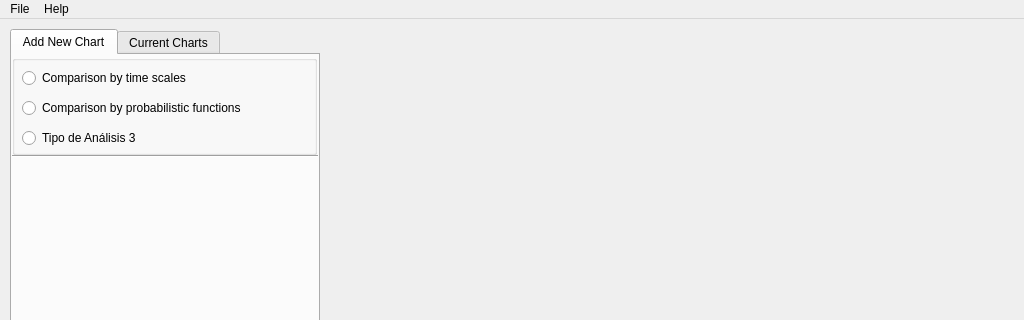
The window that wq_window.ui (vialrogo/Weight-Queue-Validator) describes before a commit, drawn with Qt 5; both pictures show x 0 to 1024 and y 0 to 320 of the 1024 by 720 pixel window.
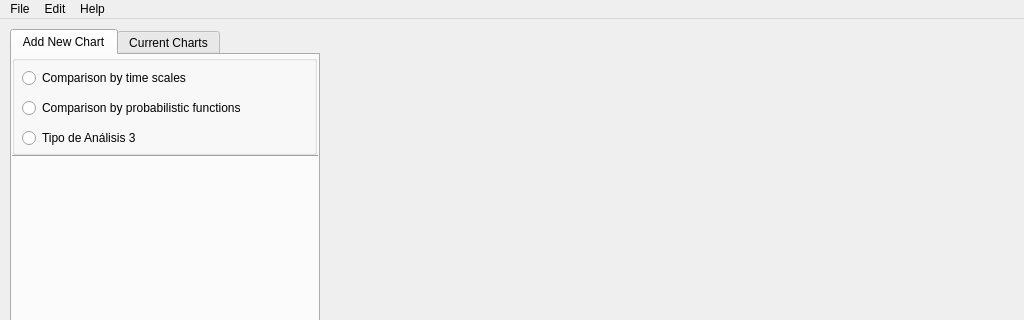
The same window after the commit. Icons and pictures are not drawn.

Commit message: Interfaz ya con el tamaño correcto y los primeros botónes

Patch:
```diff
--- a/wq_window.ui
+++ b/wq_window.ui
@@ -309,7 +309,13 @@
     </property>
     <addaction name="actionAbout"/>
    </widget>
+   <widget class="QMenu" name="menuEdit">
+    <property name="title">
+     <string>Edit</string>
+    </property>
+   </widget>
    <addaction name="menuFile"/>
+   <addaction name="menuEdit"/>
    <addaction name="menuHelp"/>
   </widget>
   <widget class="QStatusBar" name="statusBar"/>
```
The commit also changes 2 other files.
